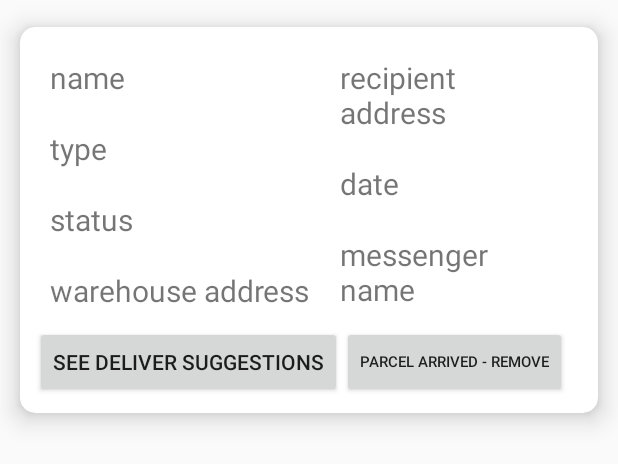
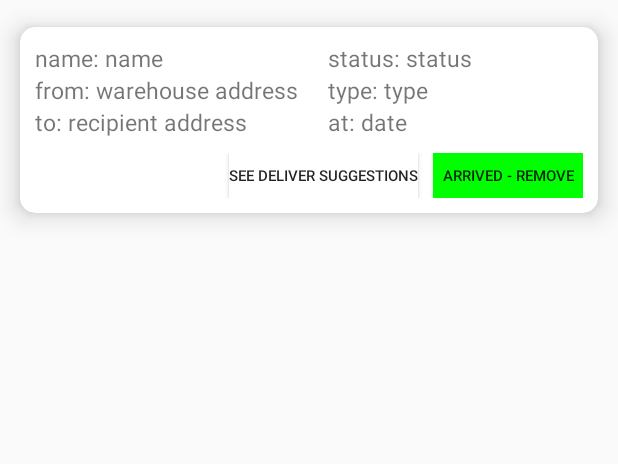
Before and after one commit to YB5/socialParcelDistribution_user, an Android app: the layout parcel_cell.xml on its own in the app's theme, with its tools: preview values and no code run, on a phone screen of 412 x 824 dp. Shown: the top 464 px of the screen. Run offline under Robolectric (Android 15) with nearby library versions, the phone set to English and light mode, and no system bars.

Commit message:
עיצוב של פparcelcell

```diff
--- a/app/src/main/AndroidManifest.xml
+++ b/app/src/main/AndroidManifest.xml
@@ -3,11 +3,12 @@
     package="com.example.socialparceldistribution_user">
 
     <uses-permission android:name="android.permission.ACCESS_FINE_LOCATION" />
+    <!--android:roundIcon="@mipmap/ic_launcher_round"
+    android:icon="@mipmap/ic_launcher"-->
     <application
         android:allowBackup="true"
-        android:roundIcon="@mipmap/ic_launcher_round"
-        android:icon="@mipmap/ic_launcher"
         android:label="@string/app_name"
+        android:icon="@mipmap/ddb"
         android:supportsRtl="false"
         android:theme="@style/AppTheme">
         <activity
--- a/app/src/main/java/com/example/socialparceldistribution_user/ui/user_parcels/UserRecyclerViewAdapter.java
+++ b/app/src/main/java/com/example/socialparceldistribution_user/ui/user_parcels/UserRecyclerViewAdapter.java
@@ -1,5 +1,6 @@
 package com.example.socialparceldistribution_user.ui.user_parcels;
 
+import android.graphics.Color;
 import android.view.LayoutInflater;
 import android.view.View;
 import android.view.ViewGroup;
@@ -20,6 +21,7 @@ public class UserRecyclerViewAdapter extends RecyclerView.Adapter<UserRecyclerVi
 
     private List<Parcel> parcels;
     private SimpleDateFormat format = new SimpleDateFormat("dd/MM/yyyy", Locale.ENGLISH);
+
     public UserRecyclerViewAdapter(List<Parcel> parcels) {
         this.parcels = parcels;
     }
@@ -30,12 +32,12 @@ public class UserRecyclerViewAdapter extends RecyclerView.Adapter<UserRecyclerVi
         void onButtonClicked(int position, View view);
     }
 
-    void setListener(MyParcelsListener listener){
-        this.listener=listener;
+    void setListener(MyParcelsListener listener) {
+        this.listener = listener;
     }
 
 
-    class HistoryParcelViewHolder extends RecyclerView.ViewHolder{
+    class HistoryParcelViewHolder extends RecyclerView.ViewHolder {
 
         TextView status;
         TextView recipientName;
@@ -45,41 +47,43 @@ public class UserRecyclerViewAdapter extends RecyclerView.Adapter<UserRecyclerVi
         TextView date;
         TextView messengerName;
         Button seeSuggestions;
-Button setArrivedParcel;
+        Button setArrivedParcel;
+
         private HistoryParcelViewHolder(View itemView) {
             super(itemView);
 
-            status=itemView.findViewById(R.id.status_tv);
-            recipientName=itemView.findViewById(R.id.recipient_name_tv);
-            parcelType=itemView.findViewById(R.id.type_tv);
-            recipientAddress=itemView.findViewById(R.id.recipientAddressTv);
-            warehouseAddress =itemView.findViewById(R.id.warehouseAddressTv);
-            date=itemView.findViewById(R.id.date_tv);
-            messengerName=itemView.findViewById(R.id.messenger_name_tv);
-            seeSuggestions=itemView.findViewById(R.id.bt_see_suggestions);
+            status = itemView.findViewById(R.id.status_tv);
+            recipientName = itemView.findViewById(R.id.recipient_name_tv);
+            parcelType = itemView.findViewById(R.id.type_tv);
+            recipientAddress = itemView.findViewById(R.id.recipientAddressTv);
+            warehouseAddress = itemView.findViewById(R.id.warehouseAddressTv);
+            date = itemView.findViewById(R.id.date_tv);
+            messengerName = itemView.findViewById(R.id.messenger_name_tv);
+            seeSuggestions = itemView.findViewById(R.id.bt_see_suggestions);
             seeSuggestions.setOnClickListener(new View.OnClickListener() {
                 @Override
                 public void onClick(View view) {
 
-                    if (listener!=null)
-                        listener.onButtonClicked(getAdapterPosition(),view);
+                    if (listener != null)
+                        listener.onButtonClicked(getAdapterPosition(), view);
                 }
             });
-            setArrivedParcel= itemView.findViewById(R.id.bt_arrivedParcel);
+            setArrivedParcel = itemView.findViewById(R.id.bt_arrivedParcel);
             setArrivedParcel.setOnClickListener(new View.OnClickListener() {
                 @Override
                 public void onClick(View view) {
-                    if (listener!=null)
-                        listener.onButtonClicked(getAdapterPosition(),view);
+                    if (listener != null)
+                        listener.onButtonClicked(getAdapterPosition(), view);
                 }
             });
 
         }
     }
+
     @NonNull
     @Override
     public HistoryParcelViewHolder onCreateViewHolder(@NonNull ViewGroup parent, int viewType) {
-        View view = LayoutInflater.from(parent.getContext()).inflate(R.layout.parcel_cell, parent,false);
+        View view = LayoutInflater.from(parent.getContext()).inflate(R.layout.parcel_cell, parent, false);
         return new HistoryParcelViewHolder(view);
     }
 
@@ -87,13 +91,15 @@ Button setArrivedParcel;
     public void onBindViewHolder(@NonNull HistoryParcelViewHolder holder, int position) {
         Parcel parcel = parcels.get(position);
         //holder.messengerName.setText(parcel.getMessengers().isEmpty()?"no messenger": parcel.getMessengerName()+"");
-        holder.date.setText(parcel.getDeliveryDate()==null? "no date":format.format(parcel.getDeliveryDate()));
-        holder.recipientAddress.setText(parcel.getRecipientAddress().isEmpty()?"no address":parcel.getRecipientAddress());
-        holder.recipientName.setText(parcel.getRecipientName().isEmpty()?"no recipient name":parcel.getRecipientName());
-        holder.parcelType.setText(parcel.getParcelType()==null?"no type":parcel.getParcelType().toString());
-        holder.status.setText(parcel.getParcelStatus()==null?"no status":parcel.getParcelStatus().toString());
-        holder.seeSuggestions.setEnabled(parcel.getMessengers()!=null?true:false);
-        holder.seeSuggestions.setText(parcel.getMessengers()!=null?"see your "+parcel.getMessengers().size()+" suggestions":"no suggestions");
+        holder.date.setText(parcel.getDeliveryDate() == null ? "no date" : format.format(parcel.getDeliveryDate()));
+        holder.recipientAddress.setText(parcel.getRecipientAddress().isEmpty() ? "no recipient address" : parcel.getRecipientAddress());
+        holder.warehouseAddress.setText(parcel.getWarehouseAddress().isEmpty() ? "no warehouse address" : parcel.getRecipientAddress());
+        holder.recipientName.setText(parcel.getRecipientName().isEmpty() ? "no recipient name" : parcel.getRecipientName());
+        holder.parcelType.setText(parcel.getParcelType() == null ? "no type" : parcel.getParcelType().toString());
+        holder.status.setText(parcel.getParcelStatus() == null ? "no status" : parcel.getParcelStatus().toString());
+        holder.seeSuggestions.setEnabled(parcel.getMessengers() != null ? true : false);
+        holder.seeSuggestions.setText(parcel.getMessengers() != null ? parcel.getMessengers().size() + " suggestions" : "no suggestions");
+        holder.seeSuggestions.setBackgroundColor(parcel.getMessengers() != null && parcel.getMessengers().size() > 0 ? Color.GREEN : Color.GRAY);
     }
 
     @Override
--- a/app/src/main/res/layout/nav_header_main.xml
+++ b/app/src/main/res/layout/nav_header_main.xml
@@ -20,7 +20,7 @@
         android:layout_height="wrap_content"
         android:contentDescription="@string/nav_header_desc"
         android:paddingBottom="@dimen/nav_header_vertical_spacing"
-        app:srcCompat="@mipmap/ic_launcher_round"/>
+        app:srcCompat="@mipmap/ddb"/>
 
     <TextView
         android:layout_width="match_parent"
--- a/app/src/main/res/layout/parcel_cell.xml
+++ b/app/src/main/res/layout/parcel_cell.xml
@@ -18,7 +18,6 @@
         <LinearLayout
             android:layout_width="wrap_content"
             android:layout_height="match_parent"
-            android:layout_gravity="center"
             android:orientation="horizontal">
 
             <LinearLayout
@@ -26,38 +25,64 @@
                 android:layout_height="wrap_content"
                 android:orientation="vertical">
 
+                <LinearLayout
+                    android:layout_width="wrap_content"
+                    android:layout_height="wrap_content">
+                <TextView
+                    android:layout_width="wrap_content"
+                    android:layout_height="wrap_content"
+                    android:text="name: "
+                    android:textSize="15sp"/>
+
                     <TextView
                     android:id="@+id/recipient_name_tv"
                     android:layout_width="wrap_content"
                     android:layout_height="wrap_content"
-                    android:layout_margin="10dp"
+
                     android:text="name"
-                    android:textSize="20sp" />
+                    android:textSize="15sp" />
+                </LinearLayout>
 
-
+                <LinearLayout
+                    android:layout_width="wrap_content"
+                    android:layout_height="wrap_content">
                     <TextView
-                    android:id="@+id/type_tv"
                         android:layout_width="wrap_content"
                         android:layout_height="wrap_content"
-                    android:layout_margin="10dp"
-                    android:text="type"
-                    android:textSize="20sp" />
-
-                <TextView
-                    android:id="@+id/status_tv"
-                    android:layout_width="wrap_content"
-                    android:layout_height="wrap_content"
-                    android:layout_margin="10dp"
-                    android:text="status"
-                    android:textSize="20sp" />
+                        android:text="from: "
+                        android:textSize="15sp"/>
 
                     <TextView
                         android:id="@+id/warehouseAddressTv"
+                        android:text="warehouse address"
                         android:layout_width="wrap_content"
                         android:layout_height="wrap_content"
-                    android:layout_margin="10dp"
-                    android:text="warehouse address"
-                    android:textSize="20sp" />
+                        android:textSize="15sp" />
+                </LinearLayout>
+
+                <LinearLayout
+                    android:layout_width="wrap_content"
+                    android:layout_height="wrap_content">
+                    <TextView
+                        android:layout_width="wrap_content"
+                        android:layout_height="wrap_content"
+                        android:text="to: "
+                        android:textSize="15sp"/>
+
+                    <TextView
+                        android:id="@+id/recipientAddressTv"
+                        android:text="recipient address"
+                        android:layout_width="wrap_content"
+                        android:layout_height="wrap_content"
+                        android:textSize="15sp" />
+                </LinearLayout>
+
+
+
+
+
+
+
 
 
             </LinearLayout>
@@ -65,31 +90,59 @@
             <LinearLayout
                 android:layout_width="match_parent"
                 android:layout_height="wrap_content"
-                android:orientation="vertical">
+                android:orientation="vertical"
+                android:layout_marginStart="20dp">
+
+                <LinearLayout
+                    android:layout_width="wrap_content"
+                    android:layout_height="wrap_content">
+                    <TextView
+                        android:layout_width="wrap_content"
+                        android:layout_height="wrap_content"
+                        android:text="status: "
+                        android:textSize="15sp"/>
 
                     <TextView
-                    android:id="@+id/recipientAddressTv"
+                        android:id="@+id/status_tv"
+                        android:text="status"
                         android:layout_width="wrap_content"
                         android:layout_height="wrap_content"
-                    android:layout_margin="10dp"
-                    android:text="recipient address"
-                    android:textSize="20sp" />
+                        android:textSize="15sp" />
+                </LinearLayout>
+
+                <LinearLayout
+                    android:layout_width="wrap_content"
+                    android:layout_height="wrap_content">
+                    <TextView
+                        android:layout_width="wrap_content"
+                        android:layout_height="wrap_content"
+                        android:text="type: "
+                        android:textSize="15sp"/>
+
+                    <TextView
+                        android:id="@+id/type_tv"
+                        android:text="type"
+                        android:layout_width="wrap_content"
+                        android:layout_height="wrap_content"
+                        android:textSize="15sp" />
+                </LinearLayout>
+
+                <LinearLayout
+                    android:layout_width="wrap_content"
+                    android:layout_height="wrap_content">
+                    <TextView
+                        android:layout_width="wrap_content"
+                        android:layout_height="wrap_content"
+                        android:text="at: "
+                        android:textSize="15sp"/>
 
                     <TextView
                         android:id="@+id/date_tv"
+                        android:text="date"
                         android:layout_width="wrap_content"
                         android:layout_height="wrap_content"
-                    android:layout_margin="10dp"
-                    android:text="date"
-                    android:textSize="20sp" />
-
-                <TextView
-                    android:id="@+id/messenger_name_tv"
-                    android:layout_width="wrap_content"
-                    android:layout_height="wrap_content"
-                    android:layout_margin="10dp"
-                    android:text="messenger name"
-                    android:textSize="20sp" />
+                        android:textSize="15sp" />
+                </LinearLayout>
 
             </LinearLayout>
         </LinearLayout>
@@ -97,22 +150,31 @@
         <LinearLayout
             android:layout_width="match_parent"
             android:layout_height="wrap_content"
-            android:orientation="horizontal">
+            android:orientation="horizontal"
+            android:gravity="end"
+            android:layout_marginTop="10dp">
 
             <Button
                 android:id="@+id/bt_see_suggestions"
                 android:layout_width="wrap_content"
-                android:layout_height="wrap_content"
+                android:layout_height="30dp"
+                android:gravity="center"
                 android:layout_gravity="start|center"
-                android:text="@string/seeSuggestions" />
+                android:background="#fff"
+                android:text="@string/seeSuggestions"
+                android:textSize="10sp"
+               />
 
             <Button
                 android:id="@+id/bt_arrivedParcel"
-                android:layout_width="wrap_content"
-                android:layout_height="wrap_content"
+                android:layout_width="100dp"
+                android:background="#FF00FF00"
+                android:layout_height="30dp"
                 android:layout_gravity="end|center"
+                android:layout_marginStart="10dp"
                 android:text="@string/arrivedParcel"
-                android:textSize="10sp" />
+                android:textSize="10sp"
+                />
 
         </LinearLayout>
 
--- a/app/src/main/res/values/strings.xml
+++ b/app/src/main/res/values/strings.xml
@@ -34,5 +34,5 @@
     <string name="cancellation">Cancellation of Volunteering</string>
     <string name="enter_phone">enter phone</string>
     <string name="seeSuggestions">see deliver suggestions</string>
-    <string name="arrivedParcel">parcel arrived - remove</string>
+    <string name="arrivedParcel">arrived - remove</string>
 </resources>
```
Lines whose indentation alone changed are shown as unchanged.
